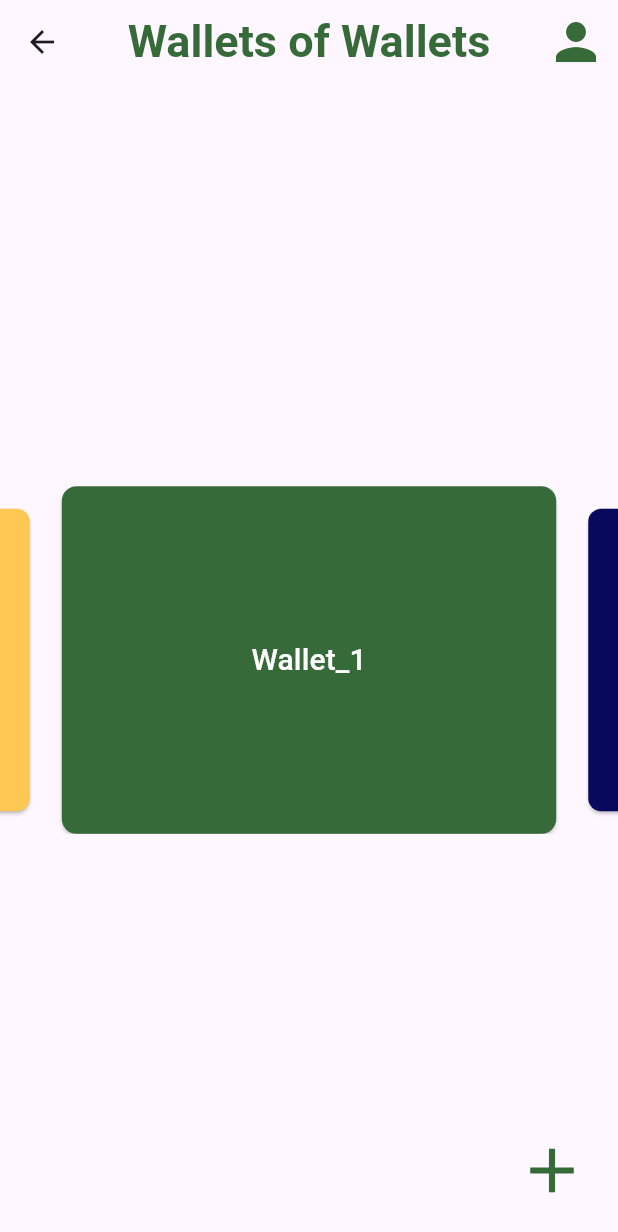
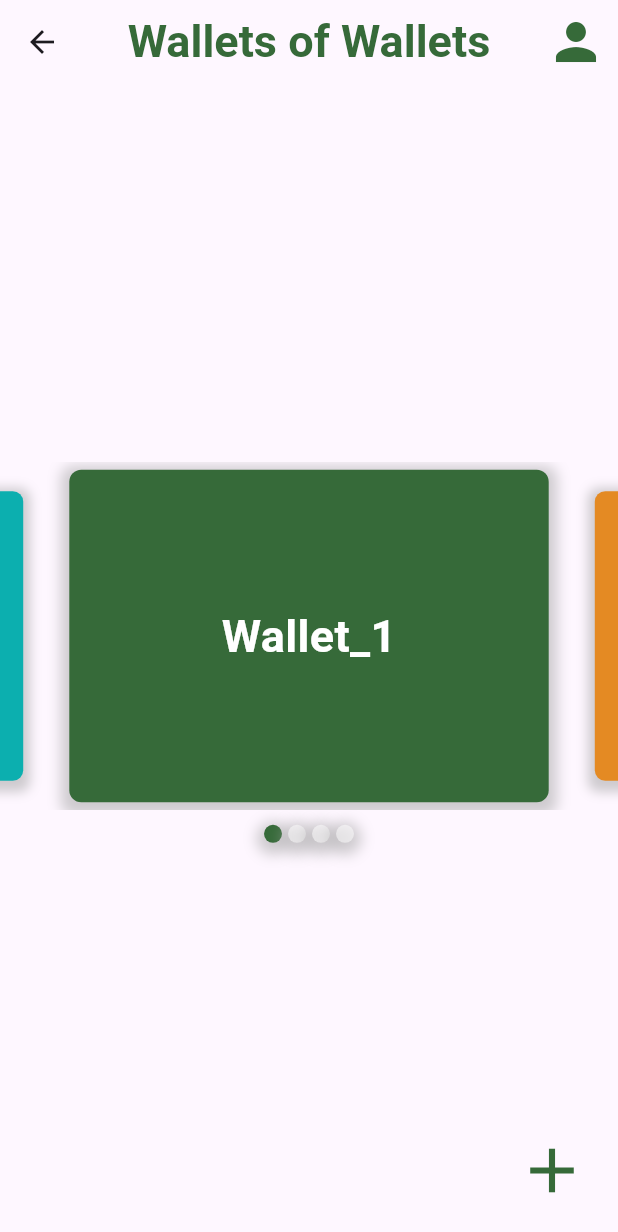
Before and after one commit to okan-bulgur/Wallets-Of-Wallets, a Flutter app: the MainPage screen opened directly, on a phone screen of 412 x 824 dp. Shown: the top 1232 px of the screen. Run offline on Flutter 3.47's test engine with Material 3 defaults, Android fonts, the phone set to English and light mode, and no system bars; drawn by our look-alikes of carousel_slider; Roboto replaces fonts that are missing (Ubuntu).

Commit message:
Refactor wallet buttons and add pagination indicators

```diff
--- a/wallets_of_wallets/lib/main_page.dart
+++ b/wallets_of_wallets/lib/main_page.dart
@@ -1,4 +1,5 @@
 import 'package:flutter/material.dart';
+import 'package:carousel_slider/carousel_slider.dart';
 import 'package:carousel_slider/carousel_slider.dart';
 
 import 'profile_page.dart';
@@ -10,6 +11,14 @@ class MainPage extends StatefulWidget {
 
 class _MainPageState extends State<MainPage> {
   CarouselController buttonCarouselController = CarouselController();
+
+  int currentIndex = 0;
+  List<List<Object>> listOfWallets = [
+    ['Wallet_1', Color.fromARGB(255, 54, 106, 57)],
+    ['Wallet_2', Color.fromARGB(255, 228, 138, 35)],
+    ['Wallet_3', Color.fromARGB(255, 187, 9, 92)],
+    ['Wallet_4', Color.fromARGB(255, 12, 175, 175)]
+  ];
 
   @override
   Widget build(BuildContext context) {
@@ -48,63 +57,31 @@ class _MainPageState extends State<MainPage> {
           children: <Widget>[
             CarouselSlider(
               items: [
-                ElevatedButton(
-                  onPressed: () {
-                    // Add functionality for the wallet button
-                  },
-                  style: ElevatedButton.styleFrom(
-                    shape: RoundedRectangleBorder(
-                      borderRadius: BorderRadius.circular(10), // Adjust the border radius as desired
+                for(int wallet = 0; wallet < listOfWallets.length; wallet++)
+                  Container(
+                    alignment: Alignment.center,
+                    margin: EdgeInsets.all(5.0),
+                    decoration: BoxDecoration(
+                      color: listOfWallets[wallet][1] as Color?,
+                      borderRadius: BorderRadius.circular(8),
+                      boxShadow: [
+                        BoxShadow(
+                          color: Colors.grey.withOpacity(0.5),
+                          spreadRadius: 5,
+                          blurRadius: 7,
+                          offset: Offset(0, 3),
+                        ),
+                      ],
                     ),
-                    backgroundColor: Color.fromARGB(255, 54, 106, 57),
-                    minimumSize: Size(double.infinity, 50),
-                  ),
-                  child: Text(
-                    'Wallet_1',
-                    style: TextStyle(
-                      color: const Color.fromARGB(255, 255, 255, 255),
-                      fontSize: 20, // Replace with your desired font size
+                    child: Text(
+                      listOfWallets[wallet][0].toString(),
+                      style: TextStyle(
+                        fontSize: 30.0,
+                        fontWeight: FontWeight.bold,
+                        color: Colors.white,
+                      ),
                     ),
-                  ),
-                ),
-                ElevatedButton(
-                  onPressed: () {
-                    // Add functionality for the wallet button
-                  },
-                  style: ElevatedButton.styleFrom(
-                    shape: RoundedRectangleBorder(
-                      borderRadius: BorderRadius.circular(10), // Adjust the border radius as desired
-                    ),
-                    backgroundColor: Color.fromARGB(255, 8, 8, 92),
-                    minimumSize: Size(double.infinity, 50),
-                  ),
-                  child: Text(
-                    'Wallet_2',
-                    style: TextStyle(
-                      color: const Color.fromARGB(255, 255, 255, 255), // Replace with your desired color
-                      fontSize: 20,
-                    ),
-                  ),
-                ),
-                ElevatedButton(
-                  onPressed: () {
-                    // Add functionality for the wallet button
-                  },
-                  style: ElevatedButton.styleFrom(
-                    shape: RoundedRectangleBorder(
-                      borderRadius: BorderRadius.circular(10), // Adjust the border radius as desired
-                    ),
-                    backgroundColor: Color.fromARGB(255, 255, 200, 82),
-                    minimumSize: Size(double.infinity, 50),
-                  ),
-                  child: Text(
-                    'Wallet_3',
-                    style: TextStyle(
-                      color: const Color.fromARGB(255, 255, 255, 255), // Replace with your desired color
-                      fontSize: 20, // Replace with your desired font size
-                    ),
-                  ),
-                ),
+                  )
               ], // Add your items here
               carouselController: buttonCarouselController,
               options: CarouselOptions(
@@ -112,9 +89,38 @@ class _MainPageState extends State<MainPage> {
                 enableInfiniteScroll: true,
                 reverse: false,
                 enlargeCenterPage: true,
-                onPageChanged: callbackFunction,
+                onPageChanged: (int index, CarouselPageChangedReason reason) {
+                  setState(() {
+                    currentIndex = index;
+                  });
+                },
                 scrollDirection: Axis.horizontal,
               ),
+            ),
+            Row(
+              mainAxisAlignment: MainAxisAlignment.center,
+              children: [
+                for(int wallet = 0; wallet < listOfWallets.length; wallet++)
+                  Container(
+                    width: 12.0,
+                    height: 12.0,
+                    margin: EdgeInsets.symmetric(vertical: 10.0, horizontal: 2.0),
+                    decoration: BoxDecoration(
+                      shape: BoxShape.circle,
+                      color: currentIndex == wallet
+                          ? Color.fromARGB(255, 54, 106, 57)
+                          : Color.fromARGB(255, 255, 255, 255).withOpacity(0.5),
+                      boxShadow: [
+                        BoxShadow(
+                          color: Colors.grey.withOpacity(0.5),
+                          spreadRadius: 5,
+                          blurRadius: 7,
+                          offset: Offset(0, 3),
+                        )
+                      ],
+                    ),
+                  )
+              ],
             ),
           ],
         ),
@@ -134,8 +140,3 @@ class _MainPageState extends State<MainPage> {
     );
   }
 }
-
-void callbackFunction(int index, CarouselPageChangedReason changeReason) {
-  // Do something when page changes
-  print('Current page is $index');
-}
```
